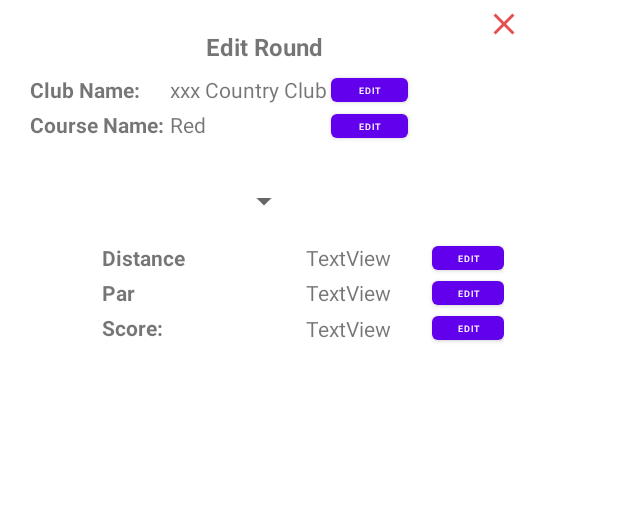
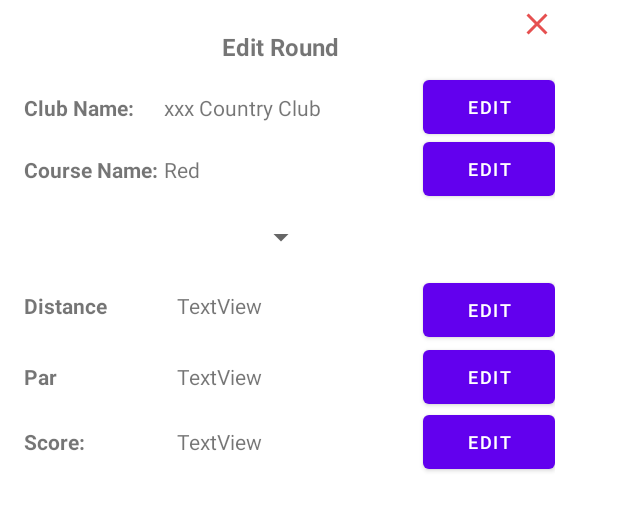
Before and after one commit to Shamalsiri/whats_my_handicap, an Android app: the layout dialog_edit_round.xml on its own in the app's theme, with its tools: preview values and no code run, on a phone screen of 412 x 824 dp. Shown: the top 511 px of the screen. Run offline under Robolectric (Android 15) with nearby library versions, the phone set to English and light mode, and no system bars.

Commit message:
[SS][initial_setup] Edit round/hole dialog work

```diff
--- a/app/src/main/java/com/siriwardana/whatsmyhandicap/fragments/PreviousScoresFragment.java
+++ b/app/src/main/java/com/siriwardana/whatsmyhandicap/fragments/PreviousScoresFragment.java
@@ -40,6 +40,7 @@ public class PreviousScoresFragment extends Fragment {
 
         View view = inflater.inflate(R.layout.fragment_previous_scores, container, false);
 
+        //todo: import userId
         RecyclerView bestHoleRecyclerView, allScoresRecyclerView;
         bestHoleRecyclerView = view.findViewById(R.id.rv_hole_data);
         allScoresRecyclerView = view.findViewById(R.id.rv_all_rounds);
@@ -52,8 +53,9 @@ public class PreviousScoresFragment extends Fragment {
         databaseSingleton = DatabaseSingleton.getDBInstance(getContext());
         int roundId = databaseSingleton.RoundDao().getBestRoundIdByUser(1);
         List<Hole> holes = databaseSingleton.HoleDao().getHolesByRound(roundId);
+
+        //best hole data
         updateBestHoleTotal(holes, roundId);
-
         bestHoleRecyclerView.setLayoutManager(new LinearLayoutManager(view.getContext(), LinearLayoutManager.HORIZONTAL, false));
         bestHoleRecyclerView.setAdapter(new HoleDataAdapter(view.getContext(), holes));
 
--- a/app/src/main/java/com/siriwardana/whatsmyhandicap/helpers/RoundDataViewHolder.java
+++ b/app/src/main/java/com/siriwardana/whatsmyhandicap/helpers/RoundDataViewHolder.java
@@ -1,6 +1,7 @@
 package com.siriwardana.whatsmyhandicap.helpers;
 
 import android.view.View;
+import android.widget.ImageButton;
 import android.widget.TextView;
 
 import androidx.annotation.NonNull;
@@ -11,6 +12,7 @@ import com.siriwardana.whatsmyhandicap.R;
 public class RoundDataViewHolder extends RecyclerView.ViewHolder {
 
     TextView courseNameTV, dateTV, totalDistanceTV, totalParTV, totalScoreTV;
+    ImageButton editHoleIB;
     RecyclerView holeDataRV;
     public RoundDataViewHolder(@NonNull View itemView) {
         super(itemView);
@@ -21,6 +23,8 @@ public class RoundDataViewHolder extends RecyclerView.ViewHolder {
         totalParTV = itemView.findViewById(R.id.tv_round_par);
         totalScoreTV = itemView.findViewById(R.id.tv_round_total_score);
 
+        editHoleIB = itemView.findViewById(R.id.ib_edit_hole);
+
         holeDataRV = itemView.findViewById(R.id.rv_round_holes_data);
     }
 }
--- a/app/src/main/res/layout/dialog_edit_data.xml
+++ b/app/src/main/res/layout/dialog_edit_data.xml
@@ -46,10 +46,10 @@
         android:text="####"
         android:textSize="14sp"
         app:layout_constraintStart_toEndOf="@+id/textView10"
-        app:layout_constraintTop_toBottomOf="@+id/textView3" />
+        app:layout_constraintTop_toBottomOf="@+id/tv_current_value" />
 
     <TextView
-        android:id="@+id/textView3"
+        android:id="@+id/tv_current_value"
         android:layout_width="wrap_content"
         android:layout_height="wrap_content"
         android:text="TextView"
@@ -92,7 +92,7 @@
         app:layout_constraintStart_toEndOf="@+id/btn_edit_exit" />
 
     <ImageButton
-        android:id="@+id/imageButton"
+        android:id="@+id/ib_close"
         android:layout_width="33dp"
         android:layout_height="31dp"
         android:backgroundTint="#00FFFFFF"
--- a/app/src/main/res/layout/dialog_edit_round.xml
+++ b/app/src/main/res/layout/dialog_edit_round.xml
@@ -8,10 +8,11 @@
 
     <Spinner
         android:id="@+id/sp_select_hole"
-        android:layout_width="match_parent"
+        android:layout_width="wrap_content"
         android:layout_height="wrap_content"
-        android:layout_marginTop="80dp"
+        android:layout_marginTop="104dp"
         app:layout_constraintEnd_toEndOf="parent"
+        app:layout_constraintHorizontal_bias="0.502"
         app:layout_constraintStart_toStartOf="parent"
         app:layout_constraintTop_toBottomOf="@+id/tv_title_edit_round" />
 
@@ -31,8 +32,8 @@
         android:id="@+id/tv_label_club_name"
         android:layout_width="wrap_content"
         android:layout_height="wrap_content"
-        android:layout_marginStart="16dp"
-        android:layout_marginTop="8dp"
+        android:layout_marginStart="12dp"
+        android:layout_marginTop="20dp"
         android:text="Club Name: "
         android:textStyle="bold"
         app:layout_constraintStart_toStartOf="parent"
@@ -42,140 +43,123 @@
         android:id="@+id/tv_label_course_name"
         android:layout_width="wrap_content"
         android:layout_height="wrap_content"
-        android:layout_marginStart="16dp"
-        android:layout_marginTop="4dp"
+        android:layout_marginStart="12dp"
+        android:layout_marginTop="8dp"
         android:text="Course Name:"
         android:textStyle="bold"
         app:layout_constraintStart_toStartOf="parent"
-        app:layout_constraintTop_toBottomOf="@+id/tv_label_club_name" />
+        app:layout_constraintTop_toBottomOf="@+id/btn_edit_club_name" />
 
     <ImageView
-        android:id="@+id/imageView"
+        android:id="@+id/iv_close"
         android:layout_width="wrap_content"
         android:layout_height="wrap_content"
         app:layout_constraintEnd_toEndOf="parent"
         app:layout_constraintTop_toTopOf="parent"
         app:srcCompat="@drawable/ic_exit" />
 
-    <androidx.constraintlayout.widget.ConstraintLayout
-        android:layout_width="match_parent"
-        android:layout_height="wrap_content"
-        android:layout_margin="8dp"
-        android:padding="4dp"
-        app:layout_constraintEnd_toEndOf="parent"
-        app:layout_constraintStart_toStartOf="parent"
-        app:layout_constraintTop_toBottomOf="@+id/sp_select_hole">
 
     <TextView
         android:id="@+id/textView4"
-            android:layout_width="0dp"
+        android:layout_width="94dp"
         android:layout_height="wrap_content"
-            android:layout_margin="4dp"
+        android:layout_marginStart="12dp"
+        android:layout_marginTop="24dp"
         android:text="Distance"
         android:textStyle="bold"
-            app:layout_constraintEnd_toStartOf="@+id/textView5"
         app:layout_constraintStart_toStartOf="parent"
-            app:layout_constraintTop_toTopOf="parent"
+        app:layout_constraintTop_toBottomOf="@+id/sp_select_hole"
         app:layout_constraintWidth_percent="0.25" />
 
     <TextView
-            android:id="@+id/textView5"
-            android:layout_width="0dp"
+        android:id="@+id/tv_edit_distance"
+        android:layout_width="wrap_content"
         android:layout_height="wrap_content"
-            android:layout_margin="4dp"
+        android:layout_marginStart="8dp"
         android:text="TextView"
-            android:layout_marginEnd="4dp"
-            app:layout_constraintEnd_toEndOf="parent"
+        app:layout_constraintBottom_toBottomOf="@+id/textView4"
         app:layout_constraintStart_toEndOf="@+id/textView4"
-            app:layout_constraintTop_toTopOf="parent"
+        app:layout_constraintTop_toTopOf="@+id/textView4"
+        app:layout_constraintVertical_bias="0.0"
         app:layout_constraintWidth_percent="0.25" />
 
     <Button
         android:id="@+id/btn_edit_distance"
-            android:layout_width="0dp"
-            android:layout_height="28dp"
-            android:layout_marginStart="4dp"
+        android:layout_width="wrap_content"
+        android:layout_height="wrap_content"
         android:text="Edit"
-            android:textSize="6sp"
-            app:layout_constraintBottom_toBottomOf="@+id/textView5"
-            app:layout_constraintStart_toEndOf="@+id/textView5"
-            app:layout_constraintTop_toTopOf="@+id/textView5"
+        android:textSize="12sp"
+        app:layout_constraintBottom_toBottomOf="@+id/tv_edit_distance"
+        app:layout_constraintStart_toStartOf="@+id/btn_edit_course_name"
+        app:layout_constraintTop_toTopOf="@+id/tv_edit_distance"
+        app:layout_constraintVertical_bias="0.413"
         app:layout_constraintWidth_percent="0.15" />
-
 
     <TextView
         android:id="@+id/textView6"
-            android:layout_width="0dp"
+        android:layout_width="84dp"
         android:layout_height="wrap_content"
-            android:layout_margin="4dp"
+        android:layout_marginTop="28dp"
         android:text="Par"
         android:textStyle="bold"
-            app:layout_constraintEnd_toStartOf="@+id/textView7"
-            app:layout_constraintStart_toStartOf="parent"
-            app:layout_constraintTop_toBottomOf="@id/textView4"
+        app:layout_constraintStart_toStartOf="@+id/textView4"
+        app:layout_constraintTop_toBottomOf="@+id/tv_edit_distance"
         app:layout_constraintWidth_percent="0.25" />
 
     <TextView
-            android:id="@+id/textView7"
-            android:layout_width="0dp"
+        android:id="@+id/tv_edit_par"
+        android:layout_width="wrap_content"
         android:layout_height="wrap_content"
-            android:layout_margin="4dp"
         android:text="TextView"
-            app:layout_constraintEnd_toEndOf="parent"
-            app:layout_constraintStart_toEndOf="@+id/textView6"
-            app:layout_constraintTop_toBottomOf="@id/textView5"
+        app:layout_constraintBottom_toBottomOf="@+id/textView6"
+        app:layout_constraintStart_toStartOf="@+id/tv_edit_distance"
+        app:layout_constraintTop_toTopOf="@+id/textView6"
         app:layout_constraintWidth_percent="0.25" />
 
     <Button
         android:id="@+id/btn_edit_par"
-            android:layout_width="0dp"
-            android:layout_height="28dp"
-            android:layout_marginStart="4dp"
+        android:layout_width="wrap_content"
+        android:layout_height="wrap_content"
         android:text="Edit"
-            android:textSize="6sp"
-            app:layout_constraintBottom_toBottomOf="@+id/textView7"
-            app:layout_constraintStart_toEndOf="@+id/textView7"
-            app:layout_constraintTop_toTopOf="@+id/textView7"
+        android:textSize="12sp"
+        app:layout_constraintBottom_toBottomOf="@+id/tv_edit_par"
+        app:layout_constraintStart_toStartOf="@+id/btn_edit_distance"
+        app:layout_constraintTop_toTopOf="@+id/tv_edit_par"
         app:layout_constraintWidth_percent="0.15" />
 
 
     <TextView
         android:id="@+id/textView8"
-            android:layout_width="0dp"
+        android:layout_width="89dp"
         android:layout_height="wrap_content"
-            android:layout_margin="4dp"
+        android:layout_marginTop="24dp"
         android:text="Score: "
         android:textStyle="bold"
-            app:layout_constraintEnd_toStartOf="@+id/textView9"
-            app:layout_constraintStart_toStartOf="parent"
-            app:layout_constraintTop_toBottomOf="@id/textView6"
+        app:layout_constraintStart_toStartOf="@+id/textView4"
+        app:layout_constraintTop_toBottomOf="@+id/tv_edit_par"
         app:layout_constraintWidth_percent="0.25" />
 
     <TextView
-            android:id="@+id/textView9"
-            android:layout_width="0dp"
+        android:id="@+id/tv_edit_score"
+        android:layout_width="wrap_content"
         android:layout_height="wrap_content"
-            android:layout_margin="4dp"
         android:text="TextView"
-            app:layout_constraintBottom_toBottomOf="parent"
-            app:layout_constraintEnd_toEndOf="parent"
-            app:layout_constraintStart_toEndOf="@+id/textView8"
-            app:layout_constraintTop_toBottomOf="@id/textView7"
+        app:layout_constraintBottom_toBottomOf="@+id/textView8"
+        app:layout_constraintStart_toStartOf="@+id/tv_edit_par"
+        app:layout_constraintTop_toTopOf="@+id/textView8"
         app:layout_constraintWidth_percent="0.25" />
 
     <Button
         android:id="@+id/btn_edit_score"
-            android:layout_width="0dp"
-            android:layout_height="28dp"
-            android:layout_marginStart="4dp"
+        android:layout_width="wrap_content"
+        android:layout_height="wrap_content"
         android:text="Edit"
-            android:textSize="6sp"
-            app:layout_constraintBottom_toBottomOf="@+id/textView9"
-            app:layout_constraintStart_toEndOf="@+id/textView9"
-            app:layout_constraintTop_toTopOf="@+id/textView9"
+        android:textSize="12sp"
+        app:layout_constraintBottom_toBottomOf="@+id/tv_edit_score"
+        app:layout_constraintStart_toStartOf="@+id/btn_edit_par"
+        app:layout_constraintTop_toTopOf="@+id/tv_edit_score"
         app:layout_constraintWidth_percent="0.15" />
 
-    </androidx.constraintlayout.widget.ConstraintLayout>
 
     <TextView
         android:id="@+id/tv_club_name"
@@ -197,27 +181,28 @@
 
     <Button
         android:id="@+id/btn_edit_club_name"
-        android:layout_width="0dp"
-        android:layout_height="28dp"
-        android:layout_marginStart="2dp"
+        android:layout_width="wrap_content"
+        android:layout_height="wrap_content"
+        android:layout_marginStart="56dp"
         android:text="Edit"
-        android:textSize="6sp"
+        android:textSize="12sp"
         app:layout_constraintBottom_toBottomOf="@+id/tv_club_name"
-        app:layout_constraintStart_toEndOf="@+id/tv_club_name"
+        app:layout_constraintStart_toEndOf="@+id/tv_title_edit_round"
         app:layout_constraintTop_toTopOf="@+id/tv_club_name"
-        app:layout_constraintWidth_percent="0.15" />
+        app:layout_constraintVertical_bias="0.517" />
 
     <Button
         android:id="@+id/btn_edit_course_name"
-        android:layout_width="0dp"
-        android:layout_height="28dp"
-        android:layout_marginStart="2dp"
+        android:layout_width="wrap_content"
+        android:layout_height="wrap_content"
         android:text="Edit"
-        android:textSize="6sp"
+        android:textSize="12sp"
         app:layout_constraintBottom_toBottomOf="@+id/tv_course_name"
-        app:layout_constraintStart_toEndOf="@+id/tv_club_name"
+        app:layout_constraintEnd_toEndOf="parent"
+        app:layout_constraintHorizontal_bias="0.0"
+        app:layout_constraintStart_toStartOf="@+id/btn_edit_club_name"
         app:layout_constraintTop_toTopOf="@+id/tv_course_name"
-        app:layout_constraintVertical_bias="0.444"
+        app:layout_constraintVertical_bias="0.517"
         app:layout_constraintWidth_percent="0.15" />
 
 </androidx.constraintlayout.widget.ConstraintLayout>
```
Also changed, not shown: app/src/main/java/com/siriwardana/whatsmyhandicap/dialogs/EditDataDialog.java (added, +79 -0 lines), app/src/main/java/com/siriwardana/whatsmyhandicap/dialogs/EditHoleDialog.java (added, +150 -0 lines), app/src/main/java/com/siriwardana/whatsmyhandicap/dialogs/EditModeEnums.java (added, +10 -0 lines), app/src/main/java/com/siriwardana/whatsmyhandicap/helpers/RoundDataAdapter.java (+13 -0 lines). Lines whose indentation alone changed are shown as unchanged.
